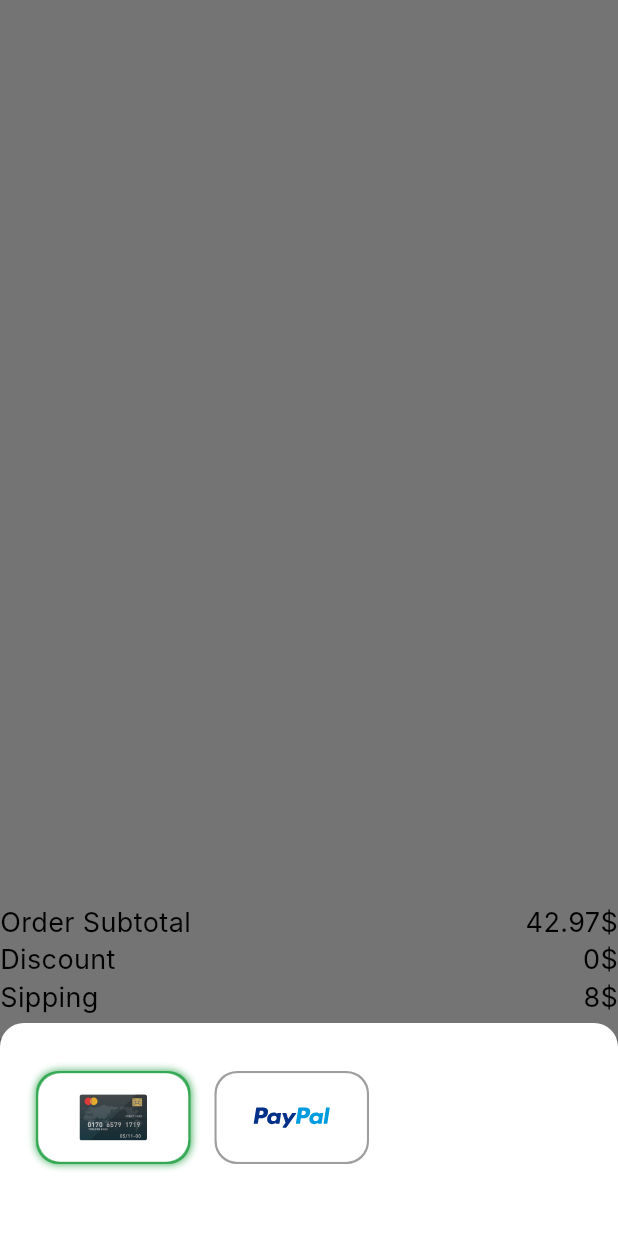
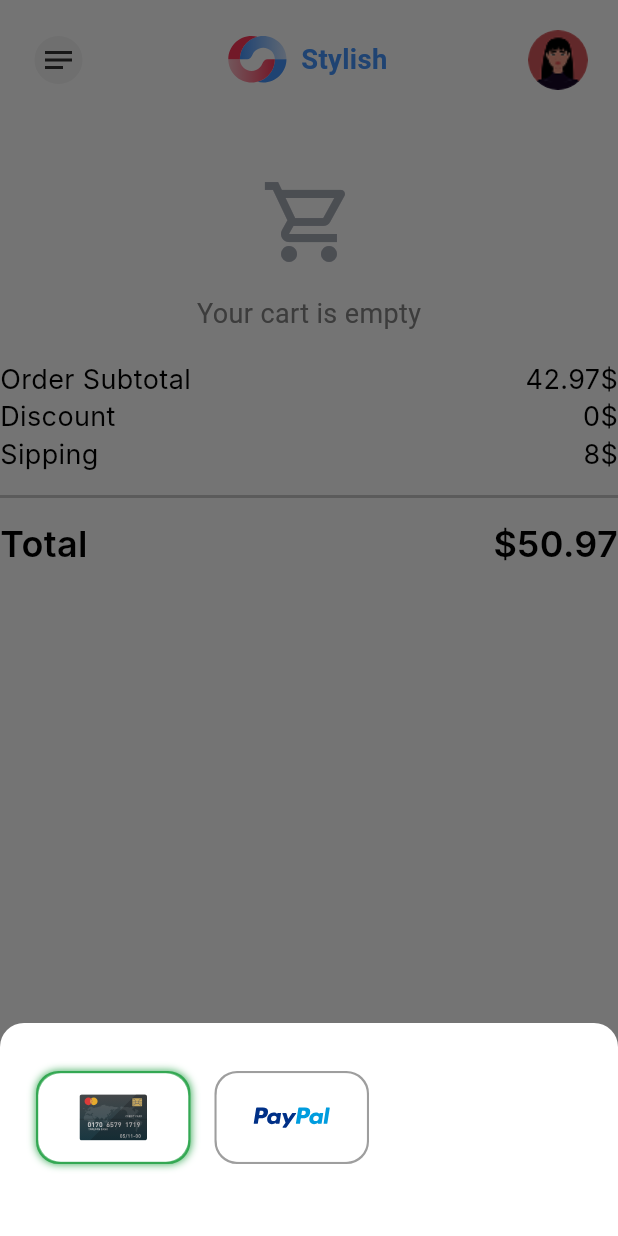
Before and after one commit to Kerolos163/projects_two, a Flutter app: the CartScreen screen opened directly, after a tap on "Complete Payment", on a phone screen of 412 x 824 dp. Run offline on Flutter 3.47's test engine with Material 3 defaults, Android fonts, the phone set to English and light mode, and no system bars; our stand-ins replace cached_network_image, carousel_slider, device_preview, dio, easy_localization, equatable and 11 more; missing offline and left inert: flutter_stripe; accounts and stored records are empty; Roboto replaces fonts that are missing (Inter, LibreCaslonText, Montserrat).

Commit message:
-before mergin from master -add cart provider -modify cart screen -add cart header -add cart item

```diff
--- a/lib/Core/Services/service_locator.dart
+++ b/lib/Core/Services/service_locator.dart
@@ -1,6 +1,7 @@
 import 'package:get_it/get_it.dart';
 import 'package:projects_two/Features/Auth/viewmodel/auth_provider.dart';
 import 'package:projects_two/Features/Profile/viewmodel/profile_provider.dart';
+import 'package:projects_two/Features/payment/cart/logic/cart_provider.dart';
 
 import '../../Features/user/Home/viewmodel/home_provider.dart';
 import '../../Features/user/Product/viewmodel/product_provider.dart';
@@ -16,5 +17,6 @@ class ServiceLocator {
     getIt.registerFactory<HomeProvider>(() => HomeProvider());
     getIt.registerFactory<ProductProvider>(() => ProductProvider());
     getIt.registerFactory<ProfileProvider>(() => ProfileProvider());
+    getIt.registerFactory<CartProvider>(() => CartProvider());
   }
 }
--- a/lib/Core/models/product_model.dart
+++ b/lib/Core/models/product_model.dart
@@ -104,6 +104,48 @@ class ProductModel extends Equatable {
     updatedAt,
     categorieModelId,
   ];
+
+  ProductModel copyWith({
+    String? id,
+    String? title,
+    String? slug,
+    String? description,
+    int? quantity,
+    int? sold,
+    int? price,
+    int? priceAfterDiscount,
+    List<dynamic>? colors,
+    String? imageCover,
+    List<dynamic>? images,
+    Category? category,
+    List<String>? subCategories,
+    String? ratingsAverage,
+    int? ratingsQuantity,
+    DateTime? createdAt,
+    DateTime? updatedAt,
+    String? categorieModelId,
+  }) {
+    return ProductModel(
+      id: id ?? this.id,
+      title: title ?? this.title,
+      slug: slug ?? this.slug,
+      description: description ?? this.description,
+      quantity: quantity ?? this.quantity,
+      sold: sold ?? this.sold,
+      price: price ?? this.price,
+      priceAfterDiscount: priceAfterDiscount ?? this.priceAfterDiscount,
+      colors: colors ?? this.colors,
+      imageCover: imageCover ?? this.imageCover,
+      images: images ?? this.images,
+      category: category ?? this.category,
+      subCategories: subCategories ?? this.subCategories,
+      ratingsAverage: ratingsAverage ?? this.ratingsAverage,
+      ratingsQuantity: ratingsQuantity ?? this.ratingsQuantity,
+      createdAt: createdAt ?? this.createdAt,
+      updatedAt: updatedAt ?? this.updatedAt,
+      categorieModelId: categorieModelId ?? this.categorieModelId,
+    );
+  }
 }
 
 class Category extends Equatable {
--- /dev/null
+++ b/lib/Features/payment/cart/logic/cart_provider.dart
@@ -0,0 +1,104 @@
+import 'dart:convert';
+
+import 'package:flutter/material.dart';
+import 'package:shared_preferences/shared_preferences.dart';
+
+import '../../../../Core/api/api_state.dart';
+import '../../../../Core/models/product_model.dart';
+
+class CartProvider extends ChangeNotifier {
+  ApiState state = ApiState.initial;
+
+  final List<ProductModel> _cartItems = [];
+
+  List<ProductModel> get cartItems => _cartItems;
+
+  Future<void> loadCartData() async {
+    await loadCartFromStorage();
+  }
+
+  Future<void> loadCartFromStorage() async {
+    state = ApiState.loading;
+    notifyListeners();
+
+    try {
+      final prefs = await SharedPreferences.getInstance();
+      final cartString = prefs.getString('user_cart');
+      if (cartString != null) {
+        final List decoded = jsonDecode(cartString);
+        _cartItems.clear();
+        _cartItems.addAll(decoded.map((item) => ProductModel.fromJson(item)));
+        state = ApiState.success;
+      }
+    } catch (e) {
+      state = ApiState.error;
+    }
+    notifyListeners();
+  }
+
+  Future<void> saveCartToStorage() async {
+    final prefs = await SharedPreferences.getInstance();
+    final cartJson = _cartItems.map((product) => product.toJson()).toList();
+    await prefs.setString('user_cart', jsonEncode(cartJson));
+  }
+
+  Future<void> addToCart(ProductModel product) async {
+    final existingIndex = _cartItems.indexWhere(
+      (item) => item.id == product.id,
+    );
+
+    if (existingIndex != -1) {
+      _cartItems[existingIndex] = _cartItems[existingIndex].copyWith(
+        quantity: _cartItems[existingIndex].quantity + 1,
+      );
+    } else {
+      _cartItems.add(product.copyWith(quantity: 1));
+    }
+
+    await saveCartToStorage();
+    notifyListeners();
+  }
+
+  Future<void> removeFromCart(ProductModel product) async {
+    _cartItems.remove(product);
+    await saveCartToStorage();
+    notifyListeners();
+  }
+
+  Future<void> clearCart() async {
+    _cartItems.clear();
+    final prefs = await SharedPreferences.getInstance();
+    await prefs.remove('user_cart');
+    notifyListeners();
+  }
+
+  double get totalPrice =>
+      _cartItems.fold(0, (sum, item) => sum + (item.price * item.quantity));
+
+  void increaseQuantity(ProductModel product) {
+    final index = _cartItems.indexWhere((item) => item.id == product.id);
+    if (index != -1) {
+      _cartItems[index] = _cartItems[index].copyWith(
+        quantity: _cartItems[index].quantity + 1,
+      );
+      saveCartToStorage();
+      notifyListeners();
+    }
+  }
+
+  void decreaseQuantity(ProductModel product) {
+    final index = _cartItems.indexWhere((item) => item.id == product.id);
+    if (index != -1) {
+      if (_cartItems[index].quantity > 1) {
+        _cartItems[index] = _cartItems[index].copyWith(
+          quantity: _cartItems[index].quantity - 1,
+        );
+      } else {
+        // Remove if quantity would become 0
+        _cartItems.removeAt(index);
+      }
+      saveCartToStorage();
+      notifyListeners();
+    }
+  }
+}
--- a/lib/Features/payment/cart/view/cart_screen.dart
+++ b/lib/Features/payment/cart/view/cart_screen.dart
@@ -1,20 +1,95 @@
 import 'package:flutter/material.dart';
-import 'package:flutter_screenutil/flutter_screenutil.dart';
+import 'package:projects_two/Core/Services/service_locator.dart';
+import 'package:projects_two/Core/Theme/app_provider.dart';
+import 'package:projects_two/Core/constant/app_colors.dart';
+import 'package:projects_two/Features/payment/cart/logic/cart_provider.dart';
+import 'package:projects_two/Features/payment/cart/view/widgets/cart_haader.dart';
 import 'package:projects_two/Features/payment/cart/view/widgets/cart_info_item.dart';
+import 'package:projects_two/Features/payment/cart/view/widgets/cart_item.dart';
 import 'package:projects_two/Features/payment/cart/view/widgets/payment_method_bottom_sheet.dart';
 import 'package:projects_two/Features/payment/cart/view/widgets/total_price.dart';
 import 'package:projects_two/core/widgets/app_text_button.dart';
+import 'package:provider/provider.dart';
 
 class CartScreen extends StatelessWidget {
   const CartScreen({super.key});
 
   @override
   Widget build(BuildContext context) {
+    return ChangeNotifierProvider(
+      create: (_) => getIt<CartProvider>()..loadCartData(),
+      builder: (context, child) {
         return Scaffold(
           body: Column(
             children: [
-          Expanded(child: SizedBox()),
-          const OrderInfoItem(title: "Order Subtotal", value: "42.97\$"),
+              Expanded(
+                child: ListView(
+                  children: [
+                    Consumer<AppProvider>(
+                      builder: (context, provider, child) {
+                        return Padding(
+                          padding: const EdgeInsets.all(20),
+                          child: CartHeader(
+                            onMenuTap: () =>
+                                provider.scaffoldKey.currentState?.openDrawer(),
+                            onAvatarTap: () => provider.changeIndex(index: 4),
+                          ),
+                        );
+                      },
+                    ),
+
+                    Consumer<CartProvider>(
+                      builder: (context, provider, child) {
+                        return Padding(
+                          padding: const EdgeInsets.all(20),
+                          child: provider.cartItems.isEmpty
+                              ? Center(
+                                  child: Column(
+                                    mainAxisAlignment: MainAxisAlignment.center,
+                                    children: [
+                                      Icon(
+                                        Icons.shopping_cart_outlined,
+                                        size: 64,
+                                        color: AppColors.grey400,
+                                      ),
+                                      SizedBox(height: 16),
+                                      Text(
+                                        "Your cart is empty",
+                                        style: TextStyle(
+                                          fontSize: 18,
+                                          color: AppColors.grey600,
+                                        ),
+                                      ),
+                                    ],
+                                  ),
+                                )
+                              : ListView.builder(
+                                  padding: EdgeInsets.all(16),
+                                  itemCount: provider.cartItems.length,
+                                  itemBuilder: (context, index) {
+                                    final product = provider.cartItems[index];
+                                    return CartItem(
+                                      isEven: index.isEven,
+                                      model: product,
+                                      onIncrease: () {
+                                        provider.increaseQuantity(product);
+                                      },
+                                      onDecrease: () {
+                                        provider.decreaseQuantity(product);
+                                      },
+                                      onRemove: () {
+                                        provider.removeFromCart(product);
+                                      },
+                                    );
+                                  },
+                                ),
+                        );
+                      },
+                    ),
+                    const OrderInfoItem(
+                      title: "Order Subtotal",
+                      value: "42.97\$",
+                    ),
                     const SizedBox(height: 3),
                     const OrderInfoItem(title: "Discount", value: "0\$"),
                     const SizedBox(height: 3),
@@ -26,6 +101,10 @@ class CartScreen extends StatelessWidget {
                     ),
                     const TotalPrice(title: 'Total', value: r'$50.97'),
                     const SizedBox(height: 16),
+                  ],
+                ),
+              ),
+
               AppTextButton(
                 buttonText: "Complete Payment",
                 onPressed: () => showModalBottomSheet(
@@ -74,5 +153,7 @@ class CartScreen extends StatelessWidget {
             ],
           ),
         );
+      },
+    );
   }
 }
--- /dev/null
+++ b/lib/Features/payment/cart/view/widgets/cart_haader.dart
@@ -0,0 +1,61 @@
+import 'package:flutter/material.dart';
+import 'package:flutter_screenutil/flutter_screenutil.dart';
+import 'package:projects_two/Core/constant/app_colors.dart';
+import 'package:projects_two/Core/constant/image.dart';
+import 'package:projects_two/Core/widgets/svg_img.dart';
+
+class CartHeader extends StatelessWidget {
+  const CartHeader({
+    super.key,
+    required this.onMenuTap,
+    required this.onAvatarTap,
+  });
+  final VoidCallback onMenuTap;
+  final VoidCallback onAvatarTap;
+  @override
+  Widget build(BuildContext context) {
+    return Column(
+      children: [
+        Row(
+          mainAxisAlignment: MainAxisAlignment.spaceBetween,
+          crossAxisAlignment: CrossAxisAlignment.center,
+          children: [
+            Container(
+              padding: const EdgeInsets.all(10),
+              decoration: BoxDecoration(
+                color: AppColors.grey50,
+                shape: BoxShape.circle,
+              ),
+              child: GestureDetector(
+                onTap: onMenuTap,
+                child: SVGImage(path: ImagePath.menuIcon),
+              ),
+            ),
+            Row(
+              children: [
+                SVGImage(path: ImagePath.appLogo),
+                const SizedBox(width: 9),
+                Text(
+                  "Stylish",
+                  style: TextStyle(
+                    fontSize: 18.sp,
+                    fontWeight: FontWeight.w700,
+                    color: AppColors.logoTitleColor,
+                    fontFamily: "LibreCaslonText",
+                  ),
+                ),
+              ],
+            ),
+            GestureDetector(
+              onTap: onAvatarTap,
+              child: CircleAvatar(
+                backgroundImage: AssetImage(ImagePath.avatar),
+              ),
+            ),
+          ],
+        ),
+        const SizedBox(height: 16),
+      ],
+    );
+  }
+}
```
Also changed, not shown: lib/Features/payment/cart/view/widgets/cart_item.dart (added, +264 -0 lines). Lines whose indentation alone changed are shown as unchanged.
